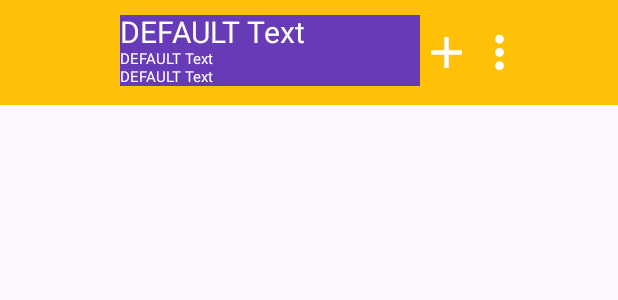
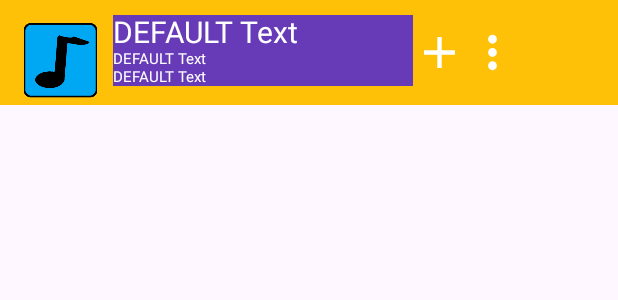
Before and after one commit to DavidTaylor5/Tacoma-Music-Player, an Android app: the layout viewholder_song.xml on its own in the app's theme, with its tools: preview values and no code run, on a phone screen of 412 x 824 dp. Shown: the top 300 px of the screen. Run offline under Robolectric (Android 15) with nearby library versions, the phone set to English and light mode, and no system bars.

Commit message:
sped up animation, centered song art infront of animation, added initial logic for saving and displaying the favorite animation.

```diff
--- a/app/src/main/res/layout/viewholder_song.xml
+++ b/app/src/main/res/layout/viewholder_song.xml
@@ -8,27 +8,25 @@
     android:background="@color/songlist_button_focused"
     >
 
-<!--    <ImageView-->
-<!--        android:id="@+id/album_art"-->
-<!--        android:layout_width="60dp"-->
-<!--        android:layout_height="60dp"-->
-<!--        app:layout_constraintStart_toStartOf="parent"-->
-<!--        app:layout_constraintTop_toTopOf="parent"-->
-<!--        android:src="@drawable/music_note_icon"-->
-<!--        android:layout_marginTop="10dp"-->
-<!--        android:layout_marginStart="10dp"-->
-<!--        android:paddingBottom="10dp"-->
-<!--        />-->
-
     <ImageView
-        android:id="@+id/album_art"
+        android:id="@+id/favorite_animation"
         android:layout_width="60dp"
         android:layout_height="60dp"
         app:layout_constraintStart_toStartOf="parent"
         app:layout_constraintTop_toTopOf="parent"
         android:layout_marginTop="10dp"
         android:layout_marginStart="10dp"
-        android:paddingBottom="10dp"
+        />
+
+    <ImageView
+        android:id="@+id/album_art"
+        android:layout_width="50dp"
+        android:layout_height="50dp"
+        app:layout_constraintStart_toStartOf="parent"
+        app:layout_constraintTop_toTopOf="parent"
+        android:src="@drawable/music_note_icon"
+        android:layout_marginTop="15dp"
+        android:layout_marginStart="15dp"
         />
 
     <LinearLayout
```
Also changed, not shown: app/src/main/java/com/example/tacomamusicplayer/adapter/SongListAdapter.kt (+29 -8 lines), app/src/main/res/drawable/favorite_animation.xml (+13 -13 lines), app/src/main/res/drawable/unfavorite_animation.xml (+13 -13 lines), 2 other files.
